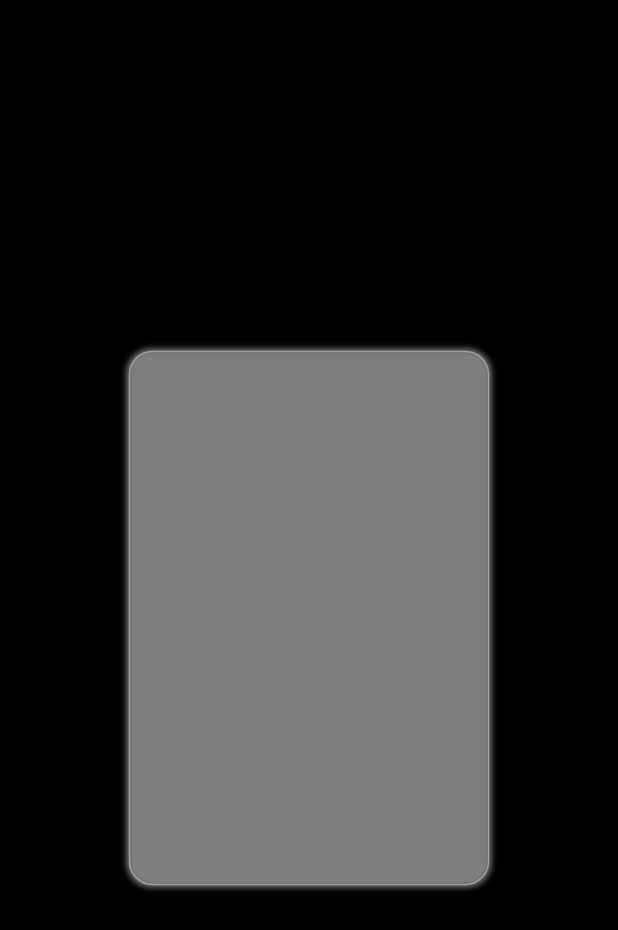
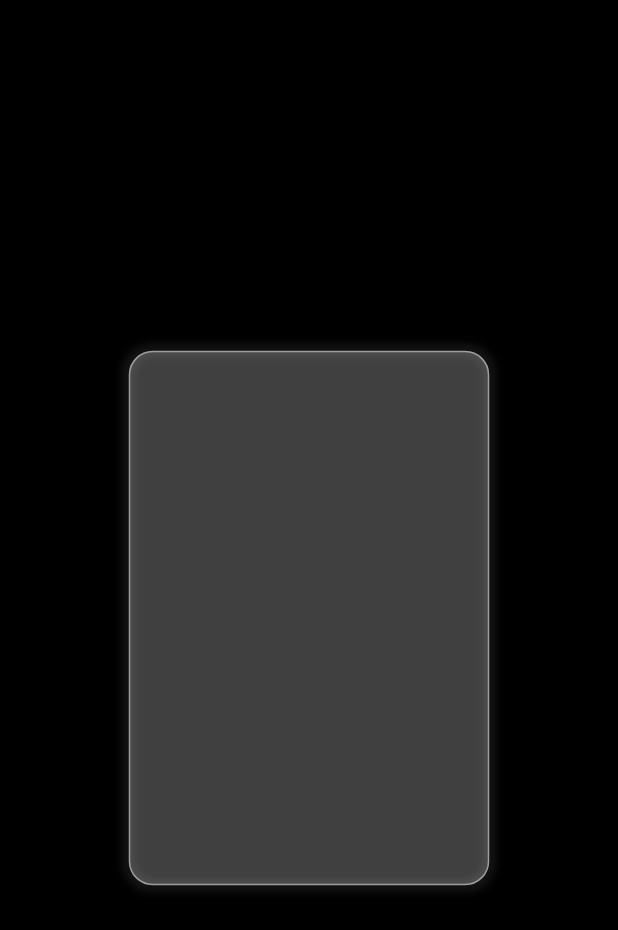
Before and after one commit to JAICHANGPARK/flutter_notebook_8th_story, a Flutter app: the screen it shows after launch, on a phone screen of 412 x 824 dp. Shown: the top 930 px of the screen. Run offline on Flutter 3.47's test engine with Material 2 defaults, Android fonts, the phone set to English and light mode, and no system bars; our stand-ins replace badges, flutter_hooks, google_fonts, hooks_riverpod, state_notifier.

Commit message:
Update banking_app.dart

```diff
--- a/lib/ep594_banking_app/banking_app.dart
+++ b/lib/ep594_banking_app/banking_app.dart
@@ -23,19 +23,19 @@ class BankingCardPage extends StatelessWidget {
           height: MediaQuery.of(context).size.height / 2.3,
           width: MediaQuery.of(context).size.width / 1.7,
           decoration: BoxDecoration(
-            color: Colors.white.withOpacity(0.5),
+            color: Colors.black.withOpacity(0.2),
             borderRadius: BorderRadius.circular(16),
             border: Border.all(color: Colors.grey)
           ),
           child: BackdropFilter(
             filter: ImageFilter.blur(
-              sigmaX: 2,
-              sigmaY: 2,
+              sigmaX: 4,
+              sigmaY: 4,
 
             ),
             child: Container(
               decoration: BoxDecoration(
-                color: Colors.black.withOpacity(0.01),
+                color: Colors.white.withOpacity(0.25),
                 border: Border.all(color: Colors.grey),
                 borderRadius: BorderRadius.circular(16)
               ),
```
